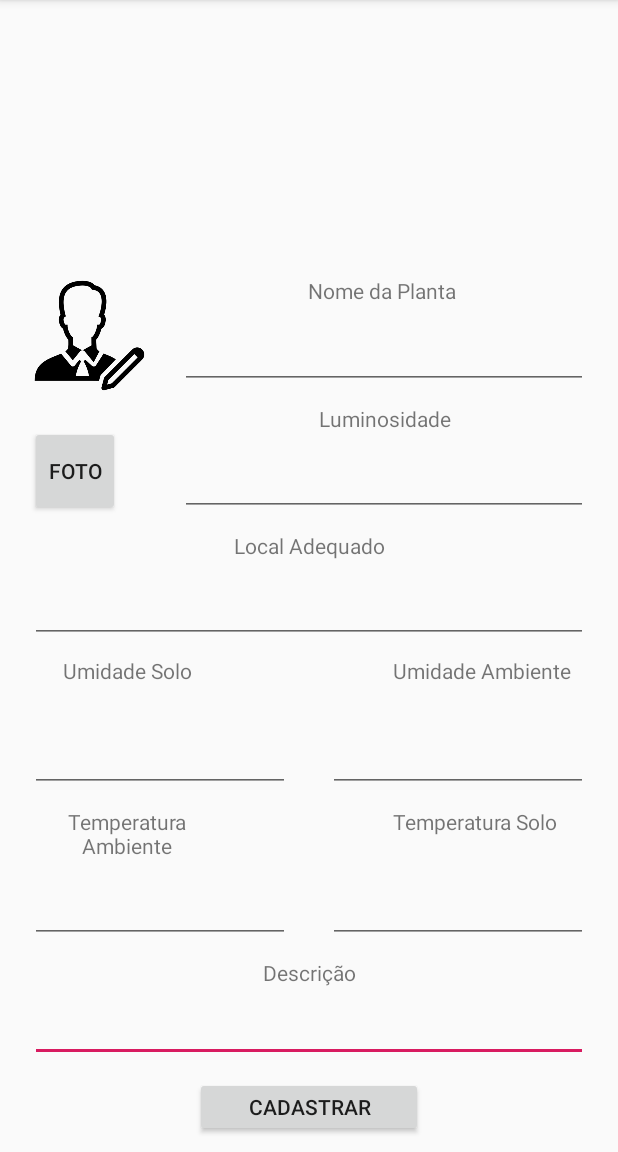
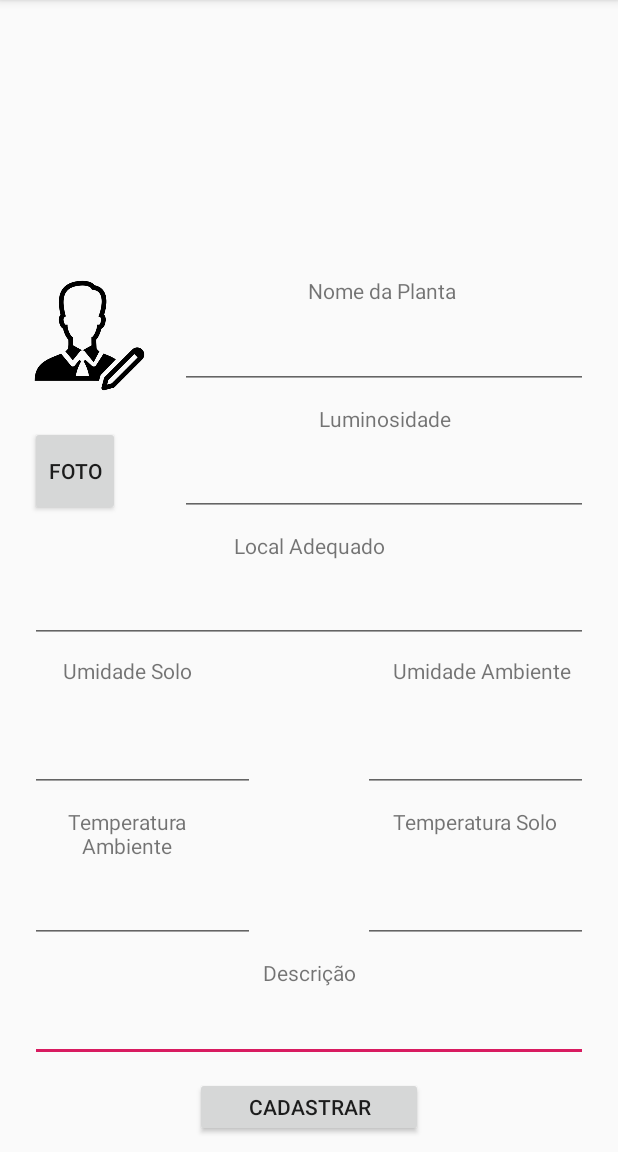
Before and after one commit to ChigorGomes/SD2019-01, an Android app: the CadastraPlanta screen opened directly, with no data from a screen before it, on a phone screen of 412 x 824 dp, the part 84-1236 px from its top. Run offline under Robolectric (Android 15) with nearby library versions, the phone set to English and light mode, and no system bars.

Commit message:
Cadastro planta Funcionando

```diff
--- a/LeafGarden/APP/app/src/main/AndroidManifest.xml
+++ b/LeafGarden/APP/app/src/main/AndroidManifest.xml
@@ -3,6 +3,7 @@
     package="com.app.leafgarden">
 
     <uses-permission android:name="android.permission.INTERNET" />
+    <uses-permission android:name="android.permission.READ_EXTERNAL_STORAGE"></uses-permission>
 
     <application
         android:allowBackup="true"
--- a/LeafGarden/APP/app/src/main/java/DAO/PlantaDAO.java
+++ b/LeafGarden/APP/app/src/main/java/DAO/PlantaDAO.java
@@ -18,8 +18,9 @@ public class PlantaDAO {
 
     public boolean addPlanta(Planta planta){
         try{
-            String sql="INSERT INTO planta VALUES (NULL,'"+ planta.getNomePlanta()+"','"+planta.getDescricao()+"','"+planta.getLocalAdequado()+"',"
-                    +planta.getTempAmbiente()+","+planta.getUmidadeAmbiente()+","+ planta.getTempSolo()+","+planta.getUmidadeSolo()+","+planta.getLuminosidade()+","+ planta.getFoto()+")";
+            String sql="INSERT INTO planta VALUES(NULL,'"+ planta.getNomePlanta()+"','"+planta.getDescricao()+"','"+
+                    planta.getLocalAdequado()+"',"+planta.getTempAmbiente()+","+planta.getUmidadeAmbiente()+","+
+                    planta.getTempSolo()+","+planta.getUmidadeSolo()+","+planta.getLuminosidade()+",'"+planta.getFoto()+"')";
             this.database.execSQL(sql);
             return  true;
 
--- a/LeafGarden/APP/app/src/main/res/layout/activity_cadastra_planta.xml
+++ b/LeafGarden/APP/app/src/main/res/layout/activity_cadastra_planta.xml
@@ -35,16 +35,14 @@
 
     <EditText
         android:id="@+id/editTextSensorTempAmbiente"
-        android:layout_width="173dp"
+        android:layout_width="150dp"
         android:layout_height="wrap_content"
         android:layout_above="@+id/textView9"
         android:layout_alignParentStart="true"
         android:layout_marginStart="20dp"
-        android:layout_marginEnd="25dp"
         android:layout_marginBottom="10dp"
-        android:layout_toStartOf="@+id/editTextSensorTempSolo"
         android:ems="10"
-        android:inputType="textPersonName" />
+        android:inputType="numberDecimal" />
 
     <TextView
         android:id="@+id/textView13"
@@ -60,14 +58,14 @@
 
     <EditText
         android:id="@+id/editTextSensorTempSolo"
-        android:layout_width="173dp"
+        android:layout_width="150dp"
         android:layout_height="wrap_content"
         android:layout_above="@+id/textView9"
         android:layout_alignParentEnd="true"
         android:layout_marginEnd="20dp"
         android:layout_marginBottom="10dp"
         android:ems="10"
-        android:inputType="textPersonName" />
+        android:inputType="numberDecimal" />
 
     <TextView
         android:id="@+id/textView15"
@@ -81,25 +79,25 @@
 
     <EditText
         android:id="@+id/editTextSensorUmidadeSolo"
-        android:layout_width="173dp"
+        android:layout_width="150dp"
         android:layout_height="wrap_content"
         android:layout_above="@+id/textView13"
         android:layout_alignParentStart="true"
         android:layout_marginStart="20dp"
         android:layout_marginBottom="10dp"
         android:ems="10"
-        android:inputType="textPersonName" />
+        android:inputType="numberDecimal" />
 
     <EditText
         android:id="@+id/editTextSensorUmidadeAmbiente"
-        android:layout_width="173dp"
+        android:layout_width="150dp"
         android:layout_height="wrap_content"
         android:layout_above="@+id/textView15"
         android:layout_alignParentEnd="true"
         android:layout_marginEnd="20dp"
         android:layout_marginBottom="10dp"
         android:ems="10"
-        android:inputType="textPersonName" />
+        android:inputType="numberDecimal" />
 
     <TextView
         android:id="@+id/textView16"
@@ -170,7 +168,7 @@
         android:layout_marginBottom="10dp"
         android:layout_toEndOf="@+id/imageViewPlanta"
         android:ems="10"
-        android:inputType="textPersonName" />
+        android:inputType="numberDecimal" />
 
     <TextView
         android:id="@+id/textView19"
```
Also changed, not shown: LeafGarden/APP/app/src/main/java/BD/BancoDeDados.java (+3 -6 lines), LeafGarden/APP/app/src/main/java/Classe/Planta.java (+4 -6 lines), LeafGarden/APP/app/src/main/java/com/app/leafgarden/CadastraPlanta.java (+101 -0 lines), 3 other files.
